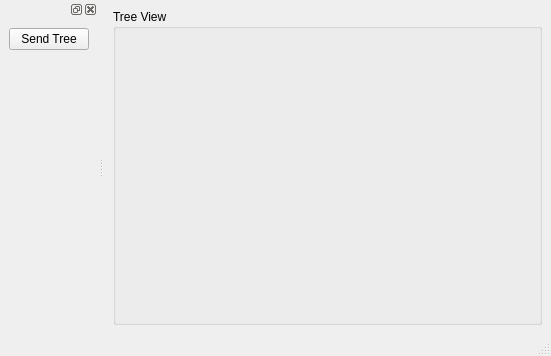
First picture: the form in py_trees_viz/gui/main_window.ui, repository splintered-reality/py_trees_js, before the edit.
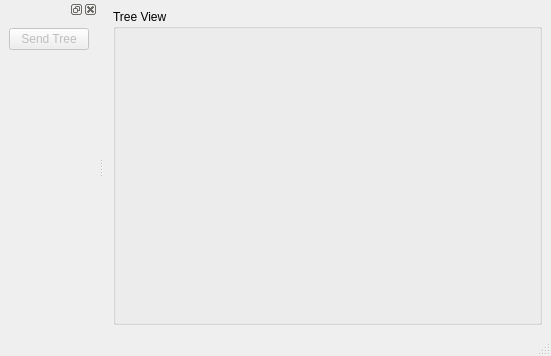
Second picture: the form after the edit. Icons and pictures are not drawn. Custom widgets are drawn as their Qt base class.

```diff
--- a/py_trees_viz/gui/main_window.ui
+++ b/py_trees_viz/gui/main_window.ui
@@ -50,6 +50,9 @@
     <layout class="QVBoxLayout" name="dock_vertical_layout">
      <item>
       <widget class="QPushButton" name="send_button">
+       <property name="enabled">
+        <bool>false</bool>
+       </property>
        <property name="text">
         <string>Send Tree</string>
        </property>
```
